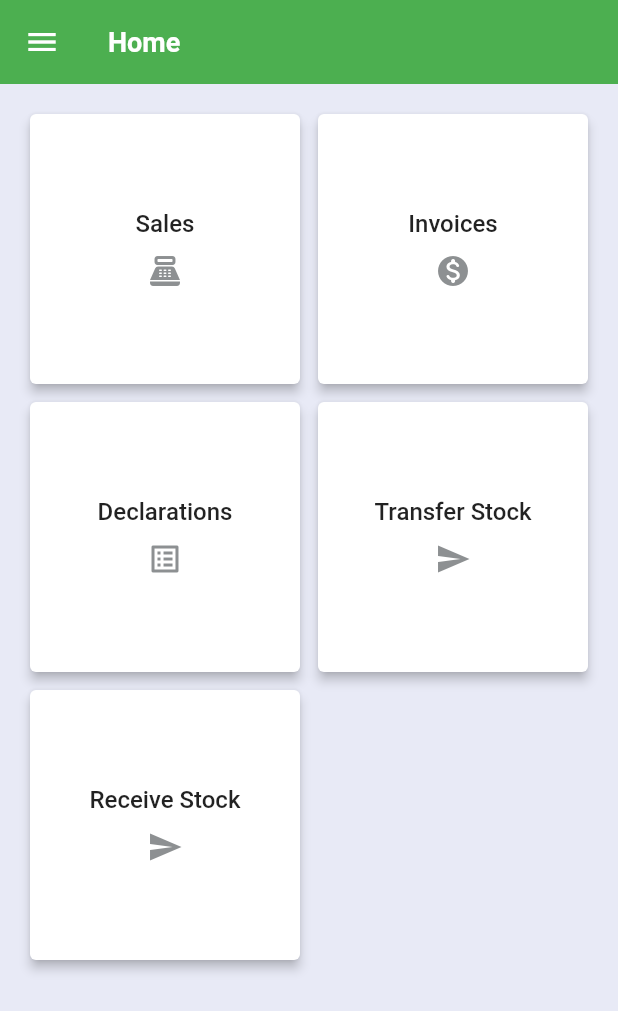
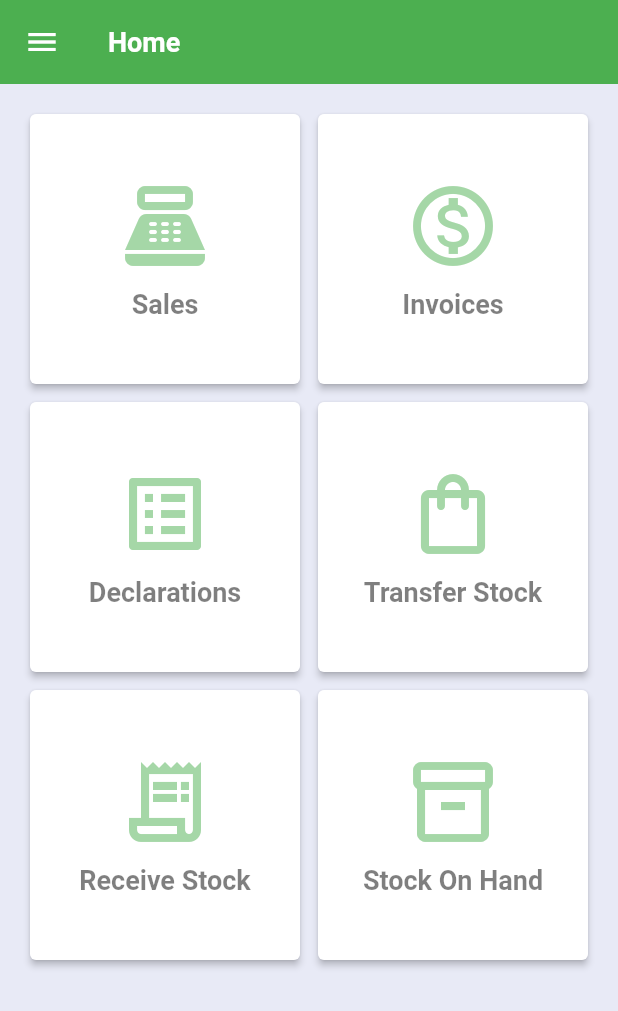
Before and after one commit to chrismelky/tfra-ruzuku, a Flutter app: the DashboardScreen screen opened by its route, on a phone screen of 412 x 824 dp. Shown: the top 1011 px of the screen. Run offline on Flutter 3.47's test engine with Material 2 defaults, Android fonts, the phone set to English and light mode, and no system bars; our stand-ins replace dio, flutter_dotenv, flutter_form_builder, form_builder_validators, go_router, jwt_decoder and 5 more; missing offline and left inert: dart:ffi, qrscan; accounts and stored records are empty.

Commit message:
add stock on hand

```diff
--- a/lib/app/screens/dashboard/dashboard_screen.dart
+++ b/lib/app/screens/dashboard/dashboard_screen.dart
@@ -20,12 +20,16 @@ class _DashboardScreenState extends State<DashboardScreen> {
         gridDelegate: const SliverGridDelegateWithFixedCrossAxisCount(
             crossAxisCount: 2, crossAxisSpacing: 4, mainAxisSpacing: 4),
         children: [
-          buildCard("Sales", Icons.point_of_sale_rounded, AppRoutes.sales),
-          buildCard("Invoices", Icons.monetization_on_rounded, AppRoutes.invoice),
+          buildCard("Sales", Icons.point_of_sale_outlined, AppRoutes.sales),
+          buildCard(
+              "Invoices", Icons.monetization_on_outlined, AppRoutes.invoice),
           buildCard(
               "Declarations", Icons.list_alt_outlined, AppRoutes.declaration),
-          buildCard("Transfer Stock", Icons.send, AppRoutes.transfer),
-          buildCard("Receive Stock", Icons.send, AppRoutes.receive)
+          buildCard("Transfer Stock", Icons.shopping_bag_outlined, AppRoutes.transfer),
+          buildCard(
+              "Receive Stock", Icons.receipt_long_sharp, AppRoutes.receive),
+          buildCard(
+              "Stock On Hand", Icons.inventory_2_outlined, AppRoutes.stockOnHand)
         ],
       ),
     );
@@ -35,19 +39,23 @@ class _DashboardScreenState extends State<DashboardScreen> {
       // onTap: () => AddRevenueItemDialog(context).addItem(item),
       onTap: () => context.go(route),
       child: Card(
-        elevation: 3,
+        elevation: 2,
         child: Column(
             mainAxisAlignment: MainAxisAlignment.center,
             crossAxisAlignment: CrossAxisAlignment.center,
             children: [
+              Icon(icon, size: 64, color: Theme.of(context).primaryColor.withOpacity(0.5)),
+              const SizedBox(
+                height: 10,
+              ),
               Text(
                 title,
-                style: TextStyle(fontSize: 16, fontWeight: FontWeight.w500),
+                style: TextStyle(
+                    fontSize: 18,
+                    fontWeight: FontWeight.w600,
+                  color: Colors.black.withOpacity(0.5),
+                    ),
               ),
-              SizedBox(
-                height: 10,
-              ),
-              Icon(icon)
             ]),
       ));
 }
--- a/lib/app/screens/stock_transfer/stock_transfer_list.dart
+++ b/lib/app/screens/stock_transfer/stock_transfer_list.dart
@@ -34,7 +34,8 @@ class _StockTransferListScreenState extends State<StockTransferListScreen> {
             onPressed: () => _addTransfer(null), icon: const Icon(Icons.add))
       ],
       child: Consumer<StockTransferProvider>(
-          builder: (_, provider, child) => ListView.separated(
+          builder: (_, provider, child) =>
+              ListView.separated(
               itemBuilder: (_, idx) {
                 if (idx < provider.stockTransfers.length) {
                   var transfer = provider.stockTransfers[idx];
@@ -94,7 +95,8 @@ class _StockTransferListScreenState extends State<StockTransferListScreen> {
                 );
               },
               separatorBuilder: (context, idx) => const Divider(),
-              itemCount: provider.stockTransfers.length + 1)),
+              itemCount: provider.stockTransfers.length + 1)
+      ),
     ));
   }
 
--- a/lib/app/widgets/app_base_screen.dart
+++ b/lib/app/widgets/app_base_screen.dart
@@ -41,12 +41,22 @@ class AppBaseScreen extends StatelessWidget {
                   children: [
                     CircleAvatar(
                       backgroundColor: Colors.white,
-                          child: Text((value ?? 'U').substring(0,1)),
+                      child: Text(
+                        (value ?? 'U').substring(0, 1),
+                        style: TextStyle(
+                            color: Theme.of(context).primaryColor,
+                            fontWeight: FontWeight.w600),
                       ),
-                        const SizedBox(width: 10,),
-                        Text("${context.select<AppState, String?>(
+                    ),
+                    const SizedBox(
+                      width: 10,
+                    ),
+                    Text(
+                      "${context.select<AppState, String?>(
                         (value) => value.user?.name,
-                        )}")
+                      )}",
+                      style: TextStyle(color: Colors.white),
+                    )
                   ],
                 );
               },
@@ -54,27 +64,29 @@ class AppBaseScreen extends StatelessWidget {
         SingleChildScrollView(
             child: Column(children: const [
           AppMenuItem(
-                      icon: Icons.home,
-                      label: 'Home',
-                      route: AppRoutes.dashboard),
+              icon: Icons.home, label: 'Home', route: AppRoutes.dashboard),
           AppMenuItem(
-                      icon: Icons.launch,
+              icon: Icons.list_alt_outlined,
               label: 'Stock Declaration',
               route: AppRoutes.declaration),
           AppMenuItem(
-                      icon: Icons.launch,
+              icon: Icons.shopping_bag_outlined,
               label: 'Stock Transfer',
               route: AppRoutes.transfer),
           AppMenuItem(
-                      icon: Icons.launch,
+              icon: Icons.receipt_long_sharp,
               label: 'Receive Stock',
               route: AppRoutes.receive),
+          AppMenuItem(
+              icon: Icons.inventory_2_outlined,
+              label: 'Stock On Hand',
+              route: AppRoutes.stockOnHand),
           AppMenuItem(
               icon: Icons.point_of_sale_outlined,
               label: 'Sales',
               route: AppRoutes.sales),
           AppMenuItem(
-                      icon: Icons.payments,
+              icon: Icons.monetization_on_outlined,
               label: 'Invoices',
               route: AppRoutes.invoice),
         ])),
@@ -83,9 +95,7 @@ class AppBaseScreen extends StatelessWidget {
             child: const Text("Logout"))
       ])),
       appBar: AppBar(
-        backgroundColor: Theme
-            .of(context)
-            .primaryColor,
+        backgroundColor: Theme.of(context).primaryColor,
         title: Text(
           title,
           style: const TextStyle(
--- a/lib/main.dart
+++ b/lib/main.dart
@@ -9,6 +9,7 @@ import 'package:ssmis_tz/app/providers/payment_provider.dart';
 import 'package:ssmis_tz/app/providers/receive_stock_provider.dart';
 import 'package:ssmis_tz/app/providers/sale_provider.dart';
 import 'package:ssmis_tz/app/providers/stock_declaration_provider.dart';
+import 'package:ssmis_tz/app/providers/stock_on_hand_provider.dart';
 import 'package:ssmis_tz/app/providers/stock_transfer_provider.dart';
 
 Future<void> main() async {
@@ -29,7 +30,9 @@ Future<void> main() async {
         ChangeNotifierProvider<InvoiceProvider>(
             create: (_) => InvoiceProvider()),
         ChangeNotifierProvider<PaymentProvider>(
-            create: (_) => PaymentProvider())
+            create: (_) => PaymentProvider()),
+        ChangeNotifierProvider<StockOnHandProvider>(
+            create: (_) => StockOnHandProvider())
       ],
       child: App(),
     ),
```
Also changed, not shown: lib/app/app_routes.dart (+7 -1 lines), lib/app/models/stock_on_hand.dart (added, +34 -0 lines), lib/app/providers/stock_on_hand_provider.dart (added, +50 -0 lines), lib/app/screens/stock_on_hand/stock_on_hand_screen.dart (added, +71 -0 lines), lib/app/models/stock_on_hand.g.dart (added), lib/app/screens/declaration/declaration_screen.dart (renamed from lib/app/screens/declaration/declaration_list.dart). Lines whose indentation alone changed are shown as unchanged.
